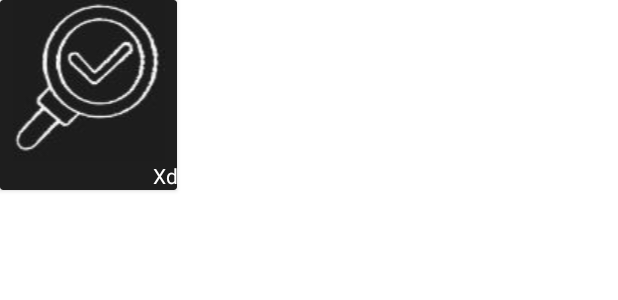
After one commit to casasDev/Terrivial, an Android app: the layout boton_poten.xml on its own in the app's theme, with its tools: preview values and no code run, on a phone screen of 412 x 824 dp. The commit adds this screen. Shown: the top 300 px of the screen. Run offline under Robolectric (Android 15) with nearby library versions, the phone set to English and light mode, and no system bars; network calls fail.

Commit message:
Añadidas fotos para los botones de los potenciadores e implementacion inicial de los cardviews para los mismos

```diff
--- a/app/src/main/AndroidManifest.xml
+++ b/app/src/main/AndroidManifest.xml
@@ -1,6 +1,7 @@
 <?xml version="1.0" encoding="utf-8"?>
 <manifest xmlns:android="http://schemas.android.com/apk/res/android"
-    xmlns:tools="http://schemas.android.com/tools">
+    xmlns:tools="http://schemas.android.com/tools"
+    package="com.example.terrivial">
 
     <application
         android:allowBackup="true"
--- a/app/src/main/java/com/example/terrivial/modelo/Jugador.java
+++ b/app/src/main/java/com/example/terrivial/modelo/Jugador.java
@@ -4,7 +4,7 @@ import java.util.Arrays;
 
 public class Jugador {
     private int monedas;
-    private Potenciador[] potenciadores;
+    private final Potenciador[] potenciadores;
     private static Jugador mJugador;
     private Jugador(){
         monedas = 100;
--- a/app/src/main/java/com/example/terrivial/modelo/Partida.java
+++ b/app/src/main/java/com/example/terrivial/modelo/Partida.java
@@ -15,7 +15,7 @@ public class Partida {
     private final List<Categoria> categorias;
     private Categoria categoriaActual;
     private final PropertyChangeSupport p = new PropertyChangeSupport(this);
-    private Jugador jugador;
+    private final Jugador jugador;
     private Partida(){
         finalizada = false;
         puntos = 0;
--- a/app/src/main/java/com/example/terrivial/modelo/Potenciador.java
+++ b/app/src/main/java/com/example/terrivial/modelo/Potenciador.java
@@ -7,10 +7,10 @@ import com.example.terrivial.vista.Strategy;
 
 public enum Potenciador {
     FIFTYFIFTY("FiftyFifty",100, new FiftyFIfty()), RESPUESTACORRECTA("RespuestaCorrecta",100, new RespuestaCorrecta()), PASARPREGUNTA("PasarPregunta",100, new PasarPregunta()) ;
-    private int coste;
+    private final int coste;
     private int cantidad;
-    private String nombre;
-    private Strategy s;
+    private final String nombre;
+    private final Strategy s;
     Potenciador(String pNombre, int pCoste, Strategy s){
         this.cantidad = 0;
         this.nombre = pNombre;
--- a/app/src/main/java/com/example/terrivial/modelo/Pregunta.java
+++ b/app/src/main/java/com/example/terrivial/modelo/Pregunta.java
@@ -16,7 +16,6 @@ public class Pregunta {
         public void anadirRespuesta(String respuesta){
             this.respuestas.add(respuesta);
         }
-
         public String toString(){
             return enunciado +" ||| "+ respuestas + " ||| " + subCateg;
         }
--- a/app/src/main/java/com/example/terrivial/vista/FiftyFIfty.kt
+++ b/app/src/main/java/com/example/terrivial/vista/FiftyFIfty.kt
@@ -1,7 +1,6 @@
 package com.example.terrivial.vista
 
 import android.graphics.Color
-import android.util.Log
 import android.view.View
 import java.util.*
 import java.util.stream.IntStream
--- a/app/src/main/java/com/example/terrivial/vista/PasarPregunta.kt
+++ b/app/src/main/java/com/example/terrivial/vista/PasarPregunta.kt
@@ -2,7 +2,6 @@ package com.example.terrivial.vista
 
 import android.app.Activity
 import android.content.Intent
-import android.provider.Telephony
 import android.view.View
 import com.example.terrivial.modelo.Partida
 
--- a/app/src/main/java/com/example/terrivial/vista/RespuestaCorrecta.kt
+++ b/app/src/main/java/com/example/terrivial/vista/RespuestaCorrecta.kt
@@ -1,10 +1,8 @@
 package com.example.terrivial.vista
 
-import android.view.MotionEvent
 import android.view.View
 import com.daimajia.androidanimations.library.Techniques
 import com.daimajia.androidanimations.library.YoYo
-import java.util.stream.IntStream
 
 class RespuestaCorrecta : Strategy{
     override fun accion(lista: List<View>) {
--- /dev/null
+++ b/app/src/main/res/layout/boton_poten.xml
@@ -0,0 +1,35 @@
+<?xml version="1.0" encoding="utf-8"?>
+<LinearLayout xmlns:android="http://schemas.android.com/apk/res/android"
+    xmlns:app="http://schemas.android.com/apk/res-auto"
+    xmlns:card_view="http://schemas.android.com/apk/res-auto"
+    android:layout_width="match_parent"
+    android:layout_height="match_parent"
+    android:orientation="vertical">
+
+    <androidx.cardview.widget.CardView
+        android:layout_width="118dp"
+        android:layout_height="wrap_content"
+        card_view:cardBackgroundColor="#1e1e1e"
+        >
+
+        <LinearLayout
+            android:layout_width="match_parent"
+            android:layout_height="match_parent"
+            android:orientation="vertical">
+
+            <ImageView
+                android:id="@+id/imageView3"
+                android:layout_width="match_parent"
+                android:layout_height="wrap_content"
+                app:srcCompat="@drawable/respuestacorrecta2"/>
+
+            <TextView
+                android:layout_width="match_parent"
+                android:layout_height="wrap_content"
+                android:textAlignment="textEnd"
+                android:text="Xd"
+                android:textColor="@color/white"
+                />
+        </LinearLayout>
+    </androidx.cardview.widget.CardView>
+</LinearLayout>
--- a/app/src/main/res/values/strings.xml
+++ b/app/src/main/res/values/strings.xml
@@ -7,4 +7,7 @@
     <string name="ciencia">CIENCIA</string>
     <string name="entretenimiento">ENTRETENIMIENTO</string>
     <string name="fin">Dios mío, jamás pensé que llegaría este día, pero has ganado. Mis dieces la verdad</string>
+    <string name="ciencia2">Ciencia</string>
+    <string name="entretenimiento2">Entretenimiento</string>
+    <string name="geopolitica2">Geopolitica</string>
 </resources>
```
Also changed, not shown: app/src/main/java/com/example/terrivial/vista/MainActivity2.kt (+2 -6 lines), app/src/main/java/com/example/terrivial/vista/Respondeme.kt (+1 -7 lines), app/src/main/res/layout/activity_main2.xml (+6 -3 lines), app/src/main/res/layout/respondeme.xml (+13 -14 lines), app/src/main/res/drawable/fiftyfifty.png (added), app/src/main/res/drawable/pasar.png (added), app/src/main/res/drawable/respuestacorrecta2.png (added).
